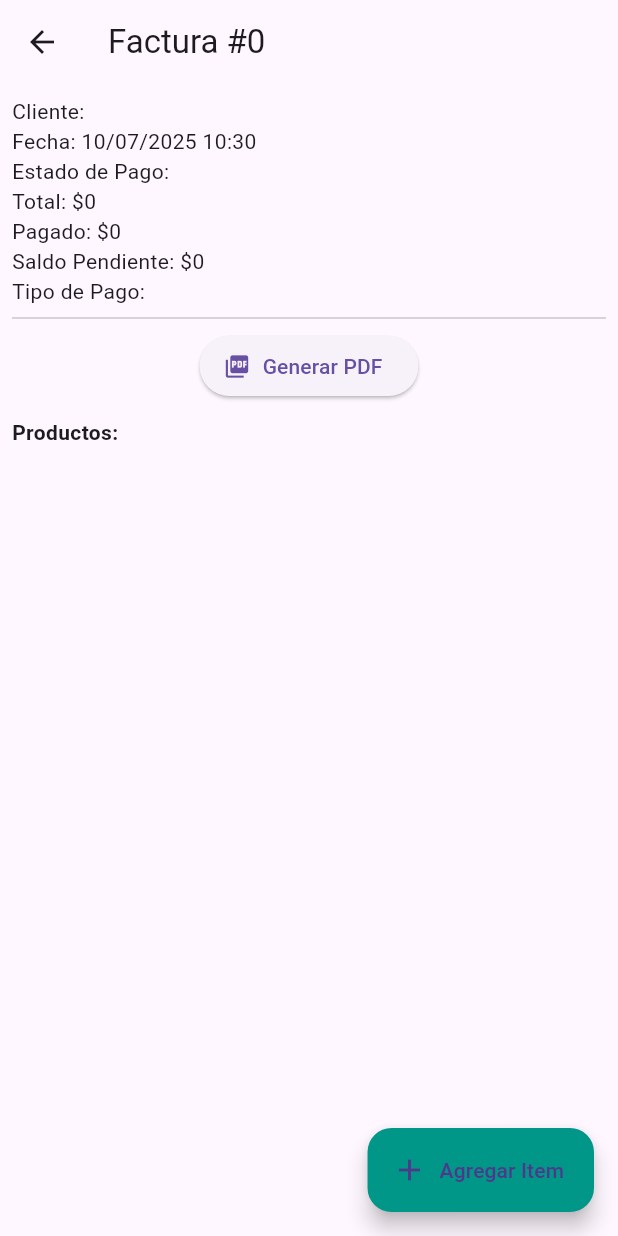
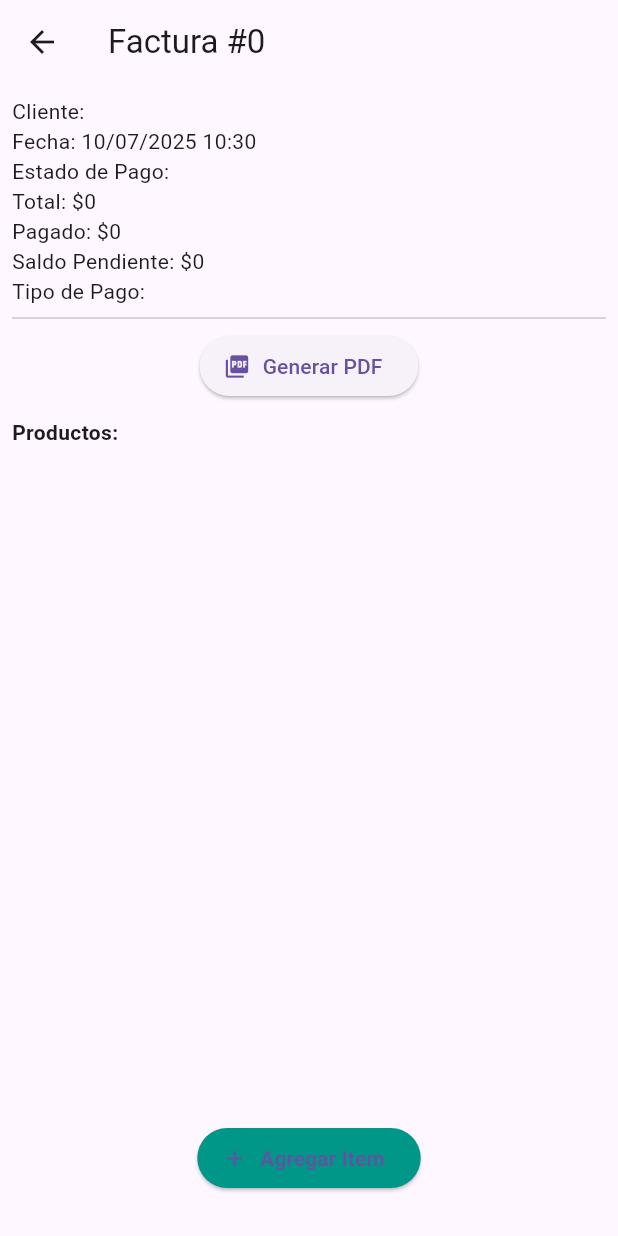
Before and after one commit to CamiloP10/flutter-distribuidora, a Flutter app: the DetalleVentaScreen screen opened directly with empty values, on a phone screen of 412 x 824 dp. Run offline on Flutter 3.47's test engine with Material 3 defaults, Android fonts, the phone set to English and light mode, and no system bars; our stand-ins replace csv, pdf, printing, share_plus, shared_preferences, sqflite; accounts and stored records are empty.

Commit message:
boton agregar item al final de la lista

```diff
--- a/lib/screens/detalle_venta_screen.dart
+++ b/lib/screens/detalle_venta_screen.dart
@@ -246,6 +246,7 @@ class DetalleVentaScreen extends StatelessWidget {
                       saldoPendiente: esPagado ? 0 : nuevoSaldo.toDouble(),
                       estadoPago: factura.estadoPago,
                       tipoPago: factura.tipoPago,
+                      informacion: factura.estadoPago.toLowerCase() == 'pagado' ? '' : factura.informacion,
                     );
 
                     await DBHelper.actualizarFactura(facturaActualizada);
@@ -380,15 +381,26 @@ class DetalleVentaScreen extends StatelessWidget {
                 },
               ),
             ),
+            const SizedBox(height: 10),
+            Center(
+              child: ElevatedButton.icon(
+                icon: const Icon(Icons.add),
+                label: const Text('Agregar Item'),
+                style: ElevatedButton.styleFrom(backgroundColor: Colors.teal),
+                onPressed: () => _mostrarDialogoAgregarProducto(context),
+              ),
+            ),
+            const SizedBox(height: 20),
           ],
         ),
       ),
+      /*
       floatingActionButton: FloatingActionButton.extended(
         onPressed: () => _mostrarDialogoAgregarProducto(context),
         icon: const Icon(Icons.add),
         label: const Text('Agregar Item'),
         backgroundColor: Colors.teal,
-      ),
+      ),*/
     );
   }
   String formatearCantidad(double cantidad) {
```
